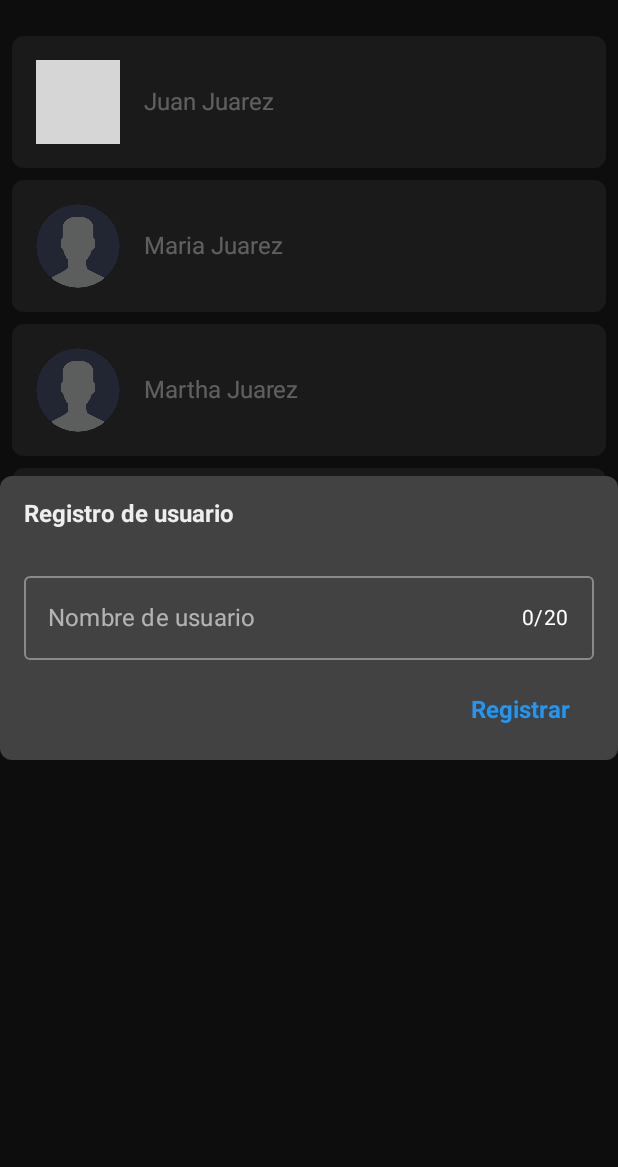
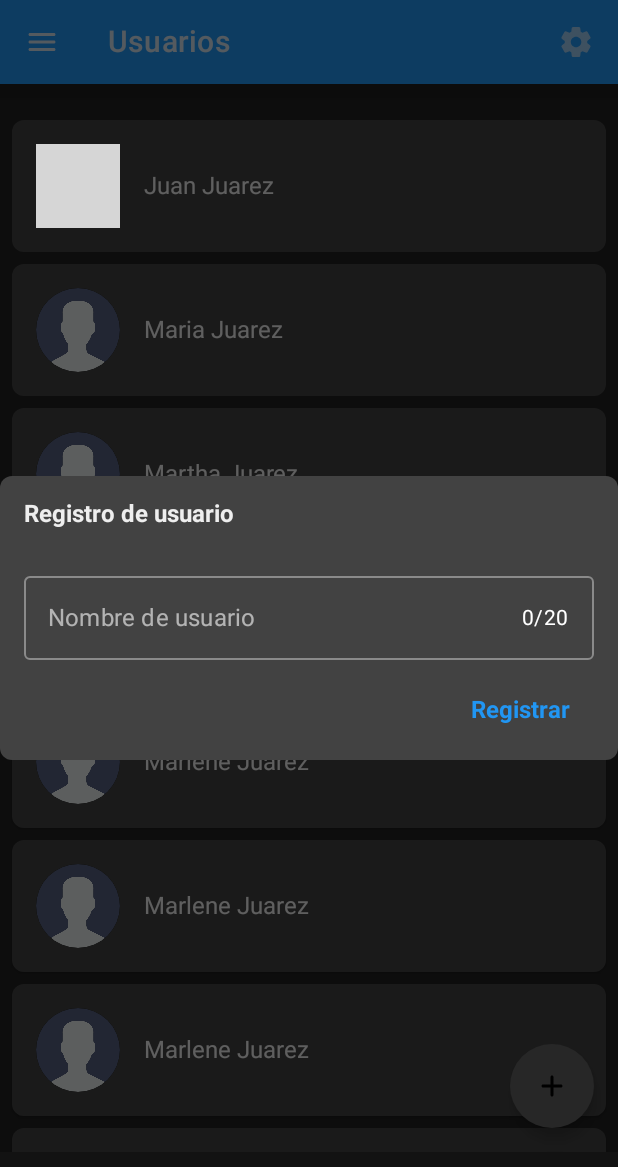
Before and after one commit to MarcosMontiel/UsersSP, an Android app built with Jetpack Compose: the screen it shows after launch (MainActivity), on a phone screen of 412 x 824 dp. Shown: the top 1167 px of the screen. Run offline under Robolectric (Android 15) with nearby library versions, the phone set to English and light mode, and no system bars; our stand-ins replace Dagger/Hilt's generated code; pictures from the network do not load; grey boxes are pictures that could not be loaded.

Commit message:
Scaffold was modified into UserScreen.kt

```diff
--- a/app/src/main/java/com/marcosmontiel/userssp/domain/model/User.kt
+++ b/app/src/main/java/com/marcosmontiel/userssp/domain/model/User.kt
@@ -9,4 +9,25 @@ data class User(
 
     fun getFullName(): String = "$name $lastName"
 
+    companion object {
+
+        fun getUsers(): List<User> = listOf(
+            User(
+                name = "Juan",
+                lastName = "Juarez",
+                url = "https://firebasestorage.googleapis.com/v0/b/games-learning.appspot.com/o/Posts%2F3ba3ac98-6487-4cd5-9dc8-5d00831e498f6845442358286615801.jpg?alt=media&token=f671ccdb-5fac-4bed-baaa-9394d2dddcc7"
+            ),
+            User(name = "Maria", lastName = "Juarez"),
+            User(name = "Martha", lastName = "Juarez"),
+            User(name = "Marlene", lastName = "Juarez"),
+            User(name = "Marlene", lastName = "Juarez"),
+            User(name = "Marlene", lastName = "Juarez"),
+            User(name = "Marlene", lastName = "Juarez"),
+            User(name = "Marlene", lastName = "Juarez"),
+            User(name = "Marlene", lastName = "Juarez"),
+            User(name = "Marlene", lastName = "Juarez"),
+        )
+
+    }
+
 }
--- a/app/src/main/java/com/marcosmontiel/userssp/presentation/screen/user/UserScreen.kt
+++ b/app/src/main/java/com/marcosmontiel/userssp/presentation/screen/user/UserScreen.kt
@@ -1,14 +1,18 @@
 package com.marcosmontiel.userssp.presentation.screen.user
 
 import androidx.compose.foundation.layout.fillMaxSize
-import androidx.compose.material.Scaffold
-import androidx.compose.material.ScaffoldState
-import androidx.compose.material.rememberScaffoldState
+import androidx.compose.material.*
+import androidx.compose.material.icons.Icons
+import androidx.compose.material.icons.rounded.Add
+import androidx.compose.material.icons.rounded.Menu
+import androidx.compose.material.icons.rounded.Settings
 import androidx.compose.runtime.Composable
 import androidx.compose.ui.Modifier
+import androidx.compose.ui.unit.dp
 import androidx.navigation.NavHostController
 import com.marcosmontiel.userssp.domain.model.User
 import com.marcosmontiel.userssp.presentation.screen.user.component.UserContent
+import com.marcosmontiel.userssp.presentation.ui.theme.Blue500
 
 @Composable
 fun UserScreen(navController: NavHostController) {
@@ -17,26 +21,60 @@ fun UserScreen(navController: NavHostController) {
 
     Scaffold(
         scaffoldState = scaffoldState,
-        topBar = {},
-        bottomBar = {}
-    ) { paddingValues ->
+        topBar = {
 
-        UserContent(
-            modifier = Modifier.fillMaxSize(),
-            navController = navController,
-            paddingValues = paddingValues,
-            users = listOf(
-                User(
-                    name = "Juan",
-                    lastName = "Juarez",
-                    url = "https://firebasestorage.googleapis.com/v0/b/games-learning.appspot.com/o/Posts%2F3ba3ac98-6487-4cd5-9dc8-5d00831e498f6845442358286615801.jpg?alt=media&token=f671ccdb-5fac-4bed-baaa-9394d2dddcc7"
-                ),
-                User(name = "Maria", lastName = "Juarez"),
-                User(name = "Martha", lastName = "Juarez"),
-                User(name = "Marlene", lastName = "Juarez"),
-            ),
-        )
+            TopAppBar(
+                title = { Text(text = "Usuarios") },
+                navigationIcon = {
 
-    }
+                    IconButton(onClick = { }) {
+                        Icon(
+                            imageVector = Icons.Rounded.Menu,
+                            contentDescription = "menu icon",
+                        )
+                    }
+
+                },
+                actions = {
+
+                    IconButton(onClick = { }) {
+                        Icon(
+                            imageVector = Icons.Rounded.Settings,
+                            contentDescription = "settings icon",
+                        )
+                    }
+
+                },
+                backgroundColor = Blue500,
+                elevation = 24.dp,
+            )
+
+        },
+        content = { paddingValues ->
+
+            UserContent(
+                modifier = Modifier.fillMaxSize(),
+                navController = navController,
+                paddingValues = paddingValues,
+                users = User.getUsers(),
+            )
+
+        },
+        bottomBar = {
+
+            BottomAppBar() {
+
+            }
+
+        },
+        floatingActionButton = {
+
+            FloatingActionButton(onClick = { }) {
+                Icon(imageVector = Icons.Rounded.Add, contentDescription = "FAB icon")
+            }
+
+        },
+        isFloatingActionButtonDocked = false,
+    )
 
 }
```
